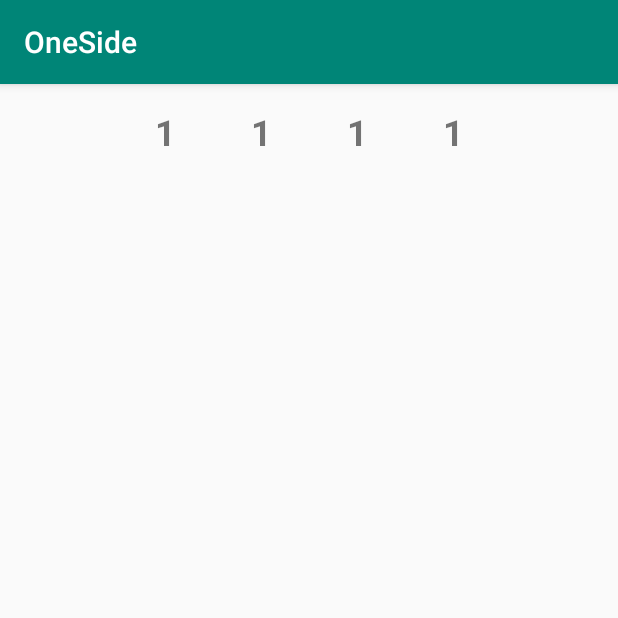
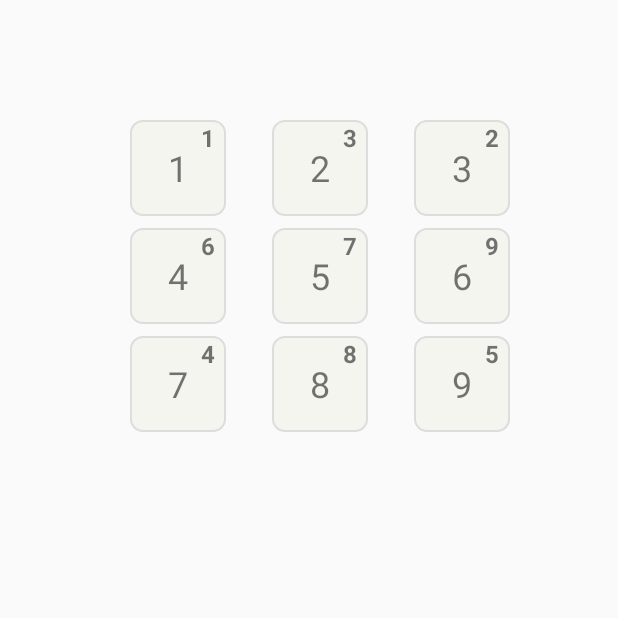
Before and after one commit to graphicstone/OneSide, an Android app: the screen it shows after launch (MainActivity), on a phone screen of 412 x 824 dp, the top half of it. Run offline under Robolectric (Android 15) with nearby library versions, the phone set to English and light mode, and no system bars.

Commit message:
Getting FixedList and RandomList in the GridViewAdapter

```diff
--- /dev/null
+++ b/app/src/main/java/com/example/oneside/GridViewAdapter.kt
@@ -0,0 +1,73 @@
+package com.example.oneside
+
+import android.app.Activity
+import android.content.Context
+import android.view.View
+import android.view.ViewGroup
+import android.widget.BaseAdapter
+import android.widget.TextView
+
+class GridViewAdapter(private var context: Context, private var fixedNo: ArrayList<Int>, private var randomNo: ArrayList<Int>) : BaseAdapter() {
+
+    private val list = numberArray()
+
+    private fun numberArray(): List<Int> {
+        return listOf(1, 2, 3, 4, 5, 6, 7, 8, 9)
+    }
+
+    override fun getView(position: Int, convertView: View?, parent: ViewGroup?): View {
+        var myView = convertView
+        val holder: ViewHolder
+
+        if (myView == null) {
+            //If our View is Null than we Inflater view using Layout Inflater
+            val mInflater = (context as Activity).layoutInflater
+            myView = mInflater.inflate(R.layout.item_unit_cell, parent, false)
+
+            //Create Object of ViewHolder Class and set our View to it
+            holder = ViewHolder()
+
+            //Find view By Id For all our Widget taken in grid_item.
+
+            /*Here !! are use for non-null asserted two prevent From null.
+             you can also use Only Safe (?.)
+
+            */
+
+
+            holder.mFixedNo = myView.findViewById(R.id.tv_fixed_no) as TextView
+            holder.mRandomNo = myView.findViewById(R.id.tv_random_no) as TextView
+
+            //Set A Tag to Identify our view.
+            myView.tag = holder
+        }
+        else {
+            //If Our View in not Null than Just get View using Tag and pass to holder Object.
+            holder = myView.tag as ViewHolder
+        }
+
+        //Setting Image to ImageView by position
+        holder.mRandomNo?.text = randomNo[position].toString()
+        holder.mFixedNo?.text = fixedNo[position].toString()
+
+        return myView!!
+
+    }
+
+    override fun getItem(position: Int): Any {
+        return list[position]
+    }
+
+    override fun getItemId(position: Int): Long {
+        return position.toLong()
+    }
+
+    override fun getCount(): Int {
+        return list.size
+    }
+
+    class ViewHolder {
+        var mFixedNo: TextView? = null
+        var mRandomNo: TextView? = null
+    }
+}
--- a/app/src/main/java/com/example/oneside/MainActivity.kt
+++ b/app/src/main/java/com/example/oneside/MainActivity.kt
@@ -2,11 +2,42 @@ package com.example.oneside
 
 import androidx.appcompat.app.AppCompatActivity
 import android.os.Bundle
+import kotlinx.android.synthetic.main.activity_main.*
 
 class MainActivity : AppCompatActivity() {
 
     override fun onCreate(savedInstanceState: Bundle?) {
         super.onCreate(savedInstanceState)
         setContentView(R.layout.activity_main)
+
+        if(supportActionBar != null)
+            supportActionBar?.hide()
+
+        val randomNo = ArrayList<Int>()
+        val fixedNo = ArrayList<Int>()
+
+        randomNo.add(1)
+        randomNo.add(3)
+        randomNo.add(2)
+        randomNo.add(6)
+        randomNo.add(7)
+        randomNo.add(9)
+        randomNo.add(4)
+        randomNo.add(8)
+        randomNo.add(5)
+
+        fixedNo.add(1)
+        fixedNo.add(2)
+        fixedNo.add(3)
+        fixedNo.add(4)
+        fixedNo.add(5)
+        fixedNo.add(6)
+        fixedNo.add(7)
+        fixedNo.add(8)
+        fixedNo.add(9)
+
+
+        val adapter = GridViewAdapter(this@MainActivity, fixedNo, randomNo)
+        gl_matrix_layout.adapter = adapter
     }
 }
--- /dev/null
+++ b/app/src/main/res/drawable/light_outline_bgn.xml
@@ -0,0 +1,9 @@
+<?xml version="1.0" encoding="utf-8"?>
+<shape
+    xmlns:android="http://schemas.android.com/apk/res/android"
+    android:shape="rectangle">
+    <solid  android:color="@color/color_grey" />
+    <stroke android:color="@color/divider"
+        android:width="1dp"/>
+    <corners android:radius="@dimen/dp_8" />
+</shape>
--- a/app/src/main/res/layout/activity_main.xml
+++ b/app/src/main/res/layout/activity_main.xml
@@ -1,62 +1,22 @@
 <?xml version="1.0" encoding="utf-8"?>
-<androidx.constraintlayout.widget.ConstraintLayout xmlns:android="http://schemas.android.com/apk/res/android"
-    xmlns:app="http://schemas.android.com/apk/res-auto"
+<RelativeLayout xmlns:android="http://schemas.android.com/apk/res/android"
     xmlns:tools="http://schemas.android.com/tools"
     android:layout_width="match_parent"
     android:layout_height="match_parent"
     tools:context=".MainActivity">
 
-    <GridLayout
+    <GridView
         android:id="@+id/gl_matrix_layout"
         android:layout_width="wrap_content"
         android:layout_height="wrap_content"
-        android:rowCount="3"
-        android:columnCount="3"
-        android:orientation="vertical"
-        app:layout_constraintStart_toStartOf="parent"
-        app:layout_constraintEnd_toEndOf="parent"
-        app:layout_constraintTop_toTopOf="parent" >
+        android:layout_marginStart="@dimen/dp_64"
+        android:layout_marginEnd="@dimen/dp_64"
+        android:layout_marginTop="@dimen/dp_80"
+        android:gravity="center"
+        android:columnWidth="@dimen/dp_80"
+        android:numColumns="3"
+        android:verticalSpacing="@dimen/dp_8"
+        android:horizontalSpacing="@dimen/dp_8"
+        android:stretchMode="spacingWidthUniform" />
 
-        <TextView
-            android:layout_width="64dp"
-            android:layout_height="64dp"
-            android:text="1"
-            android:textSize="24sp"
-            android:textStyle="bold"
-            android:gravity="center"
-            android:layout_columnSpan="3"
-            android:layout_rowSpan="3" />
-
-        <TextView
-            android:layout_width="64dp"
-            android:layout_height="64dp"
-            android:text="1"
-            android:textSize="24sp"
-            android:textStyle="bold"
-            android:gravity="center"
-            android:layout_columnSpan="3"
-            android:layout_rowSpan="3" />
-
-        <TextView
-            android:layout_width="64dp"
-            android:layout_height="64dp"
-            android:text="1"
-            android:textSize="24sp"
-            android:textStyle="bold"
-            android:gravity="center"
-            android:layout_columnSpan="3"
-            android:layout_rowSpan="3" />
-
-        <TextView
-            android:layout_width="64dp"
-            android:layout_height="64dp"
-            android:text="1"
-            android:textSize="24sp"
-            android:textStyle="bold"
-            android:gravity="center"
-            android:layout_columnSpan="3"
-            android:layout_rowSpan="3" />
-
-    </GridLayout>
-
-</androidx.constraintlayout.widget.ConstraintLayout>
+</RelativeLayout>
--- /dev/null
+++ b/app/src/main/res/layout/item_unit_cell.xml
@@ -0,0 +1,31 @@
+<?xml version="1.0" encoding="utf-8"?>
+<androidx.constraintlayout.widget.ConstraintLayout xmlns:android="http://schemas.android.com/apk/res/android"
+    android:layout_width="wrap_content"
+    android:layout_height="wrap_content"
+    android:background="@drawable/light_outline_bgn"
+    xmlns:app="http://schemas.android.com/apk/res-auto">
+
+    <TextView
+        android:id="@+id/tv_fixed_no"
+        android:layout_width="64dp"
+        android:layout_height="64dp"
+        android:text="@string/_1"
+        android:textSize="24sp"
+        android:gravity="center"
+        app:layout_constraintStart_toStartOf="parent"
+        app:layout_constraintEnd_toEndOf="parent"
+        app:layout_constraintTop_toTopOf="parent"
+        app:layout_constraintBottom_toBottomOf="parent" />
+
+    <TextView
+        android:id="@+id/tv_random_no"
+        android:layout_width="24dp"
+        android:layout_height="24dp"
+        android:text="@string/_1"
+        android:textStyle="bold"
+        android:textSize="16sp"
+        android:gravity="center"
+        app:layout_constraintEnd_toEndOf="parent"
+        app:layout_constraintTop_toTopOf="parent" />
+
+</androidx.constraintlayout.widget.ConstraintLayout>
--- a/app/src/main/res/values/colors.xml
+++ b/app/src/main/res/values/colors.xml
@@ -1,6 +1,23 @@
 <?xml version="1.0" encoding="utf-8"?>
 <resources>
-    <color name="colorPrimary">#008577</color>
-    <color name="colorPrimaryDark">#00574B</color>
-    <color name="colorAccent">#D81B60</color>
+    <color name="colorPrimary">#127B8B</color>
+    <color name="colorPrimaryDark">#0C606D</color>
+    <color name="colorPrimaryLight">#289AAC</color>
+    <color name="colorAccent">#f4511e</color>
+    <color name="light_accent">#ff7b52</color>
+    <color name="primary_text">#212121</color>
+    <color name="secondary_text">#757575</color>
+    <color name="icons">#212121</color>
+    <color name="divider">#dddddd</color>
+    <color name="color_white">#FFFFFF</color>
+    <color name="color_blue">#4C8BF5</color>
+    <color name="color_red">#FF3E34</color>
+    <color name="color_green">#1AA260</color>
+    <color name="light_green">#e6ffe6</color>
+    <color name="dark_green">#004d00</color>
+    <color name="color_black">#000000</color>
+    <color name="color_yellow">#FBBC05</color>
+    <color name="crayola_yellow">#E1AD01</color>
+    <color name="color_light_blue">#f2f7fd</color>
+    <color name="color_grey">#f5f5ef</color>
 </resources>
--- /dev/null
+++ b/app/src/main/res/values/dimens.xml
@@ -0,0 +1,30 @@
+<?xml version="1.0" encoding="utf-8"?>
+<resources>
+    <dimen name="dp_0">0dp</dimen>
+    <dimen name="dp_8">8dp</dimen>
+    <dimen name="dp_16">16dp</dimen>
+    <dimen name="dp_24">24dp</dimen>
+    <dimen name="dp_32">32dp</dimen>
+    <dimen name="dp_40">40dp</dimen>
+    <dimen name="dp_48">48dp</dimen>
+    <dimen name="dp_56">56dp</dimen>
+    <dimen name="dp_64">64dp</dimen>
+    <dimen name="dp_72">72dp</dimen>
+    <dimen name="dp_80">80dp</dimen>
+    <dimen name="dp_100">100dp</dimen>
+    <dimen name="sp_8">8sp</dimen>
+    <dimen name="sp_16">16sp</dimen>
+    <dimen name="sp_14">14sp</dimen>
+    <dimen name="sp_20">20sp</dimen>
+    <dimen name="sp_24">24sp</dimen>
+    <dimen name="sp_32">32sp</dimen>
+    <dimen name="sp_12">12sp</dimen>
+    <dimen name="dp_10">10dp</dimen>
+    <dimen name="dp_136">136dp</dimen>
+    <dimen name="dp_240">240dp</dimen>
+    <dimen name="dp_120">120dp</dimen>
+    <dimen name="dp_180">180dp</dimen>
+    <dimen name="sp_40">40sp</dimen>
+    <dimen name="dp_360">360dp</dimen>
+    <dimen name="dp_144">144dp</dimen>
+</resources>
--- a/app/src/main/res/values/strings.xml
+++ b/app/src/main/res/values/strings.xml
@@ -1,3 +1,4 @@
 <resources>
     <string name="app_name">OneSide</string>
+    <string name="_1">1</string>
 </resources>
```
